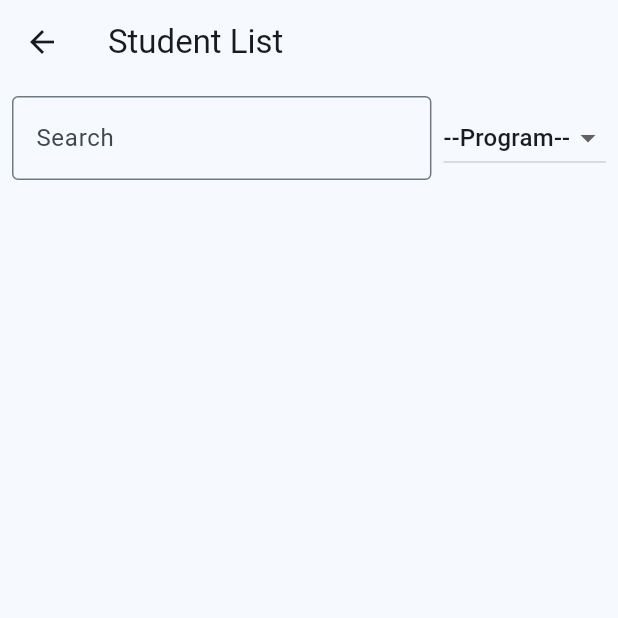
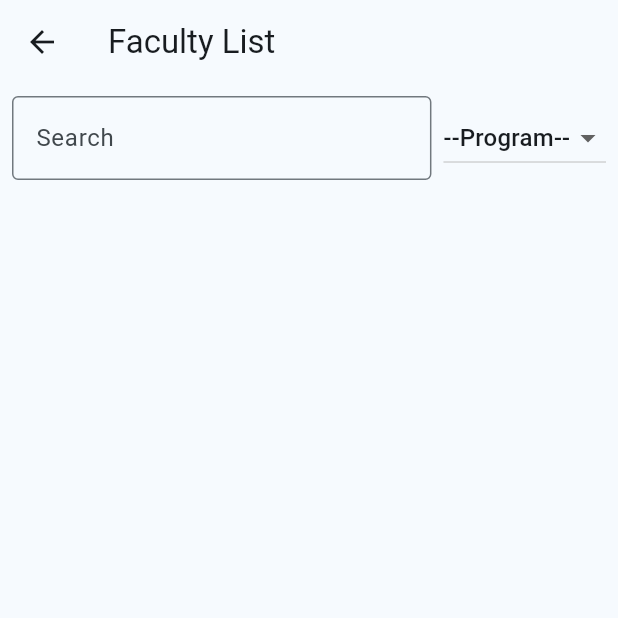
Before and after one commit to Mukund-K91/ecollege_admin_panel, a Flutter app: the FacultyList screen opened directly, on a phone screen of 412 x 824 dp, the top half of it. Run offline on Flutter 3.47's test engine with Material 3 defaults, Android fonts, the phone set to English and light mode, and no system bars; our stand-ins replace awesome_dialog, cloud_firestore, file_picker, firebase_core, firebase_storage, font_awesome_flutter and 2 more; missing offline and left inert: universal_html; accounts and stored records are empty.

Commit message:
Update Faculty Data

```diff
--- a/lib/faculty_management.dart
+++ b/lib/faculty_management.dart
@@ -73,7 +73,7 @@ class FirestoreService {
     }
   }
 
-  // Fetch students from Firestore based on program, program term, and division
+  // Fetch faculty from Firestore based on program, program term, and division
   Stream<List<Faculty>> getFaculty(String program) {
     return _firestore
         .collection('faculty')
@@ -126,12 +126,11 @@ final FirebaseStorage firebaseStorage = FirebaseStorage.instance;
 StorageService service = StorageService();
 
 StorageService storageService = StorageService();
-late CollectionReference _studentsCollection;
 late DocumentReference _UserIdDoc;
 int _totalFaculty = 0;
 late String imjUrl;
 
-String? _selectedGender;
+String? _selectedGender = "Male";
 DateTime? _selectedDate;
 final _programs = ["--Please Select--", "BCA", "B-Com", "BBA"];
 late String _selProgram = '--Please Select--';
@@ -551,8 +550,6 @@ class _AddFacultyState extends State<AddFaculty> {
                             _selProgram = _programs[0];
                             _Qualification.text = "";
                             _Designation.text = "";
-
-                            await _incrementRollNumber();
                             // Update TextField value after increment
                           },
                           child: const Text(
@@ -607,13 +604,13 @@ class _FacultyListState extends State<FacultyList> {
   Widget build(BuildContext context) {
     return Scaffold(
       appBar: AppBar(
-        title: Text('Student List'),
+        title: Text('Faculty List'),
       ),
       body: Column(
         children: [
           _buildFilters(),
           Expanded(
-            child: _buildStudentList(),
+            child: _buildFacultyList(),
           ),
         ],
       ),
@@ -663,7 +660,7 @@ class _FacultyListState extends State<FacultyList> {
     );
   }
 
-  Widget _buildStudentList() {
+  Widget _buildFacultyList() {
     return StreamBuilder<List<Faculty>>(
       stream: _searchTerm.isEmpty
           ? _firestoreService.getFaculty(_selectedProgram)
@@ -713,28 +710,28 @@ class _FacultyListState extends State<FacultyList> {
                   DataColumn(label: Text('Designation')),
                   DataColumn(label: Text('Action')),
                 ],
-                rows: students
+                rows: faculties
                     .map(
-                      (student) => DataRow(cells: [
-                        DataCell(Text(student.FacultyId)),
+                      (faculty) => DataRow(cells: [
+                        DataCell(Text(faculty.FacultyId)),
                         DataCell(
-                            Text(student.firstname + " " + student.lastname)),
+                            Text(faculty.firstname + " " + faculty.lastname)),
                         DataCell(CircleAvatar(
                           radius: 27,
                           child: ClipOval(
                             child: Image.network(
-                              student.profile,
+                              faculty.profile,
                               fit: BoxFit.cover,
                               height: 70,
                               width: 70,
                             ),
                           ),
                         )),
-                        DataCell(Text(student.program)),
-                        DataCell(Text(student.mobile)),
-                        DataCell(Text(student.email)),
-                        DataCell(Text(student.qualification)),
-                        DataCell(Text(student.Designation)),
+                        DataCell(Text(faculty.program)),
+                        DataCell(Text(faculty.mobile)),
+                        DataCell(Text(faculty.email)),
+                        DataCell(Text(faculty.qualification)),
+                        DataCell(Text(faculty.Designation)),
                         DataCell(Row(
                           children: [
                             IconButton(
@@ -743,14 +740,17 @@ class _FacultyListState extends State<FacultyList> {
                                       context,
                                       faculty,
                                       _selProgram.toString(),
-                                      student.FacultyId);
+                                      faculty.FacultyId);
                                 },
                                 icon: Icon(
                                   FontAwesomeIcons.edit,
                                   color: Colors.green,
                                 )),
                             IconButton(
-                                onPressed: () {},
+                                onPressed: () {
+                                  _confirmDelete(context, _selectedProgram,
+                                      faculty.FacultyId);
+                                },
                                 icon: Icon(
                                   FontAwesomeIcons.trash,
                                   color: Colors.redAccent,
@@ -818,7 +818,7 @@ class _FacultyListState extends State<FacultyList> {
                     children: [
                       Expanded(
                         child: ReusableTextField(
-                          controller: _firstNameController,
+                          controller: firstNameController,
                           keyboardType: TextInputType.name,
                           readOnly: false,
                           title: 'First Name',
@@ -829,7 +829,7 @@ class _FacultyListState extends State<FacultyList> {
                       ),
                       Expanded(
                         child: ReusableTextField(
-                          controller: _lastNameController,
+                          controller: lastNameController,
                           keyboardType: TextInputType.name,
                           readOnly: false,
                           title: 'Last Name',
@@ -842,7 +842,7 @@ class _FacultyListState extends State<FacultyList> {
                     children: [
                       Expanded(
                         child: ReusableTextField(
-                          controller: _emailController,
+                          controller: emailController,
                           keyboardType: TextInputType.name,
                           readOnly: false,
                           validator: (str) {
@@ -859,7 +859,7 @@ class _FacultyListState extends State<FacultyList> {
                       ),
                       Expanded(
                         child: ReusableTextField(
-                          controller: _phoneController,
+                          controller: phoneController,
                           maxLength: 10,
                           keyboardType: TextInputType.phone,
                           readOnly: false,
@@ -980,8 +980,7 @@ class _FacultyListState extends State<FacultyList> {
     );
   }
 
-  void _confirmDelete(BuildContext context, String program, String programTerm,
-      String division, String userId) {
+  void _confirmDelete(BuildContext context, String program, String userId) {
     TextEditingController _passwordController = TextEditingController();
     showDialog(
       context: context,
@@ -1009,7 +1008,7 @@ class _FacultyListState extends State<FacultyList> {
             ElevatedButton(
               onPressed: () {
                 if (_passwordController.text == 'superAdmin') {
-                  DeleteStudent(program, programTerm, division, userId);
+                  DeleteStudent(program, userId);
                   Navigator.of(context).pop();
                 } else {
                   ScaffoldMessenger.of(context).showSnackBar(
@@ -1031,14 +1030,11 @@ class _FacultyListState extends State<FacultyList> {
     );
   }
 
-  Future<void> DeleteStudent(String program, String programTerm,
-      String division, String userId) async {
+  Future<void> DeleteStudent(String program, String userId) async {
     FirebaseFirestore.instance
-        .collection('students')
+        .collection('faculty')
         .doc(program)
-        .collection(programTerm)
-        .doc(division)
-        .collection('student')
+        .collection('faculty')
         .doc(userId)
         .delete();
   }
```
